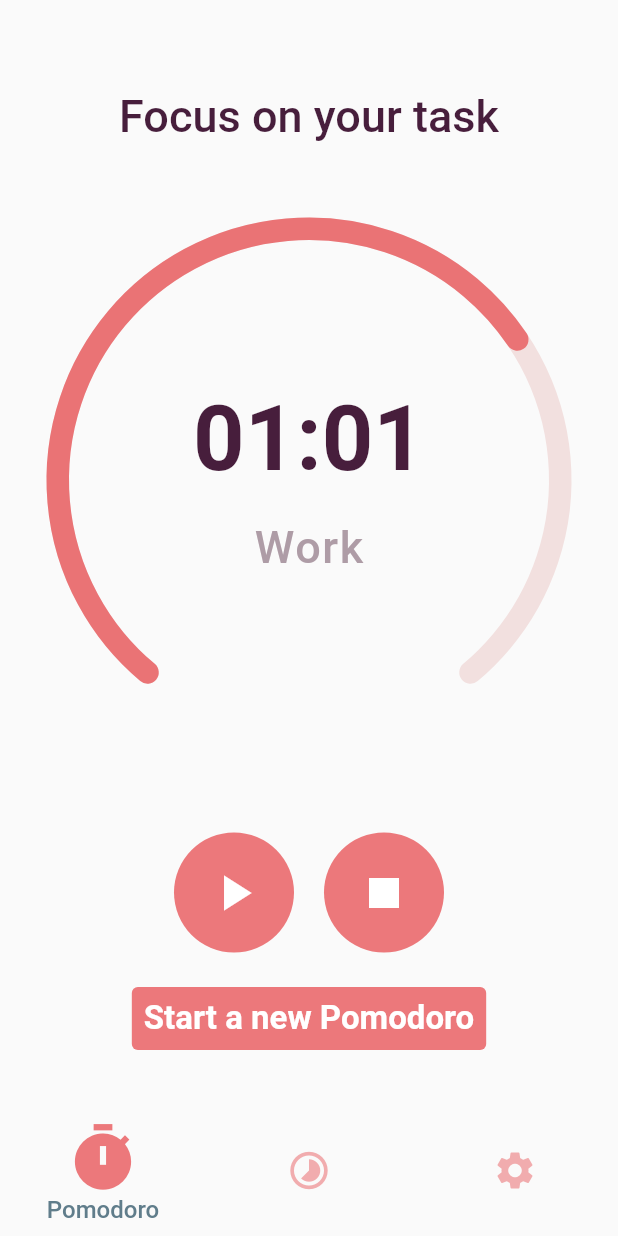
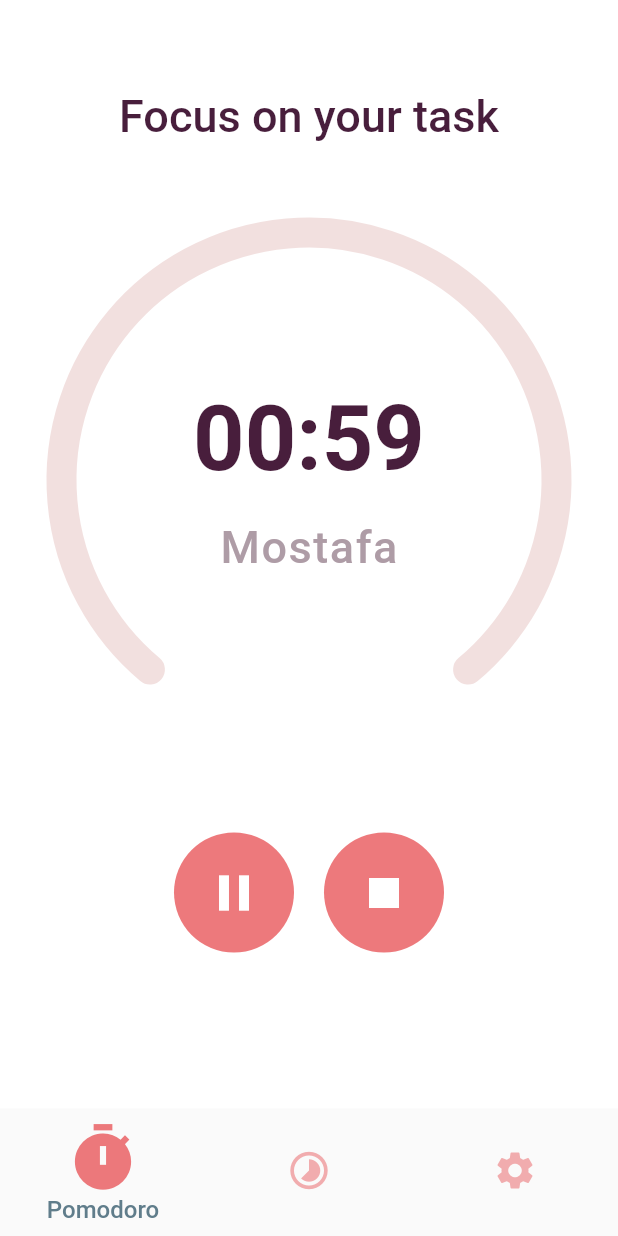
Before and after one commit to devilWithin/pomodoro_app, a Flutter app: the screen it shows after launch, after a tap on the "play arrow" icon, on a phone screen of 412 x 824 dp. Run offline on Flutter 3.47's test engine with Material 2 defaults, Android fonts, the phone set to English and light mode, and no system bars; drawn by our look-alikes of percent_indicator; our stand-ins replace bloc, flutter_bloc, hive, hive_flutter; accounts and stored records are empty; generated files the repository leaves out were written again.

```diff
--- a/lib/cubit/cubit.dart
+++ b/lib/cubit/cubit.dart
@@ -20,11 +20,23 @@ class PomodoroCubit extends Cubit<PomodoroStates> {
   bool pomodoroOff = true;
   int seconds = 00;
   int minutes = 1;
-  Timer? _timer;
+  Timer? timer;
+  double percent = 0.0;
+
+  ///make it in a separate cubit
+  void percentProgressIndicator() {
+    timer = Timer.periodic(Duration(seconds: 15), (timer) {
+      percent += 15;
+      if(percent >= 100) {
+        timer.cancel();
+        emit(TimerStopped());
+        print("Pomodoro Complete");
+      }
+    });
+  }
 
   void changeIndex(int index) {
     currentIndex = index;
-    print(currentIndex);
       emit(ChangeBottomNavBarState());
   }
 
@@ -33,6 +45,14 @@ class PomodoroCubit extends Cubit<PomodoroStates> {
     PomodoroHistory(),
     SettingsScreen(),
   ][currentIndex];
+
+void addPomodoro(String name) {
+    Pomodoro pomodoro = Pomodoro()
+      ..date = DateTime.now()
+      ..name = name;
+    final box = Boxes.getPomodoros();
+    box.add(pomodoro);
+  }
 
   void pauseOrPlay() {
     if (pomodoroOff == false) {
@@ -44,29 +64,26 @@ class PomodoroCubit extends Cubit<PomodoroStates> {
     }
   }
 
-  void addPomodoro(String name) {
-    Pomodoro pomodoro = Pomodoro()
-      ..date = DateTime.now()
-      ..name = name;
-    final box = Boxes.getPomodoros();
-    box.add(pomodoro);
-    print(pomodoro.name);
-  }
-
   void stopTimer() {
-    if (_timer != null) {
-      _timer!.cancel();
+    if(state is TimerReset) {
+      return null;
+    } else {
+      emit(TimerReset());
+      percent = 0.0;
+      pomodoroOff = true;
+      timer!.cancel();
+      timer = null;
       seconds = 0;
       minutes = 25;
+      print('Timer reset');
     }
   }
 
-  void toggleTimer() {
-    if (_timer != null) {
-      _timer!.cancel();
-      _timer = null;
-    } else {
-      _timer = Timer.periodic(Duration(seconds: 1), (timer) {
+  void startTimer() {
+    print('Timer Started');
+    timer = Timer.periodic(Duration(seconds: 1), (timer) {
+      emit(TimerStarted());
+      print('Timer is working');
       if (seconds > 0) {
         seconds--;
       } else {
@@ -74,11 +91,24 @@ class PomodoroCubit extends Cubit<PomodoroStates> {
           seconds = 59;
           minutes--;
         } else {
-              _timer!.cancel();
+          timer.cancel();
+          emit(TimerStopped());
           print("Timer Complete");
         }
       }
     });
   }
+
+  void toggleTimer() {
+    if (timer != null) {
+      timer!.cancel();
+      timer = null;
+      emit(PomodoroIsPaused());
+      print('Timer paused');
+    } else if(timer == null) {
+      startTimer();
+      emit(PomodoroIsPlayed());
+      print('Timer started');
     }
   }
+}
--- a/lib/cubit/states.dart
+++ b/lib/cubit/states.dart
@@ -3,3 +3,13 @@ abstract class PomodoroStates {}
 class PomodoroInitialState extends PomodoroStates {}
 
 class ChangeBottomNavBarState extends PomodoroStates {}
+
+class TimerStarted extends PomodoroStates {}
+
+class TimerStopped extends PomodoroStates {}
+
+class PomodoroIsPaused extends PomodoroStates {}
+
+class PomodoroIsPlayed extends PomodoroStates {}
+
+class TimerReset extends PomodoroStates {}
--- a/lib/screens/home_layout.dart
+++ b/lib/screens/home_layout.dart
@@ -12,6 +12,7 @@ class HomeLayout extends StatelessWidget {
       listener: (context, state) {},
       builder: (context, state) {
         return Scaffold(
+          backgroundColor: Colors.white,
           bottomNavigationBar: BottomNavigationBar(
             type: BottomNavigationBarType.fixed,
             iconSize: 30,
@@ -51,7 +52,11 @@ class HomeLayout extends StatelessWidget {
               ),
             ],
           ),
-          body: PomodoroCubit.get(context).screens(),
+          body: Builder(
+            builder: (BuildContext context) {
+              return PomodoroCubit.get(context).screens();
+            },
+          ),
         );
       },
     );
--- a/lib/screens/pomodoro_history.dart
+++ b/lib/screens/pomodoro_history.dart
@@ -17,8 +17,10 @@ class _PomodoroHistoryState extends State<PomodoroHistory> {
       body: ValueListenableBuilder<Box<Pomodoro>>(
         valueListenable: Boxes.getPomodoros().listenable(),
         builder: (context, box, _) {
+
           final pomodoros = box.values.toList().cast<Pomodoro>();
           print(pomodoros);
+
           return Container(
             height: double.infinity,
             width: double.infinity,
--- a/lib/screens/pomodoro_screen.dart
+++ b/lib/screens/pomodoro_screen.dart
@@ -8,16 +8,16 @@ import 'package:pomodoro_app/cubit/states.dart';
 import 'package:pomodoro_app/shared/constants.dart';
 
 class PomodoroScreen extends StatelessWidget {
+  final nameController = TextEditingController();
+  final formKey = GlobalKey<FormState>();
+  final time = NumberFormat("00");
 
-  var nameController = TextEditingController();
-  var formKey = GlobalKey<FormState>();
-  var time = NumberFormat("00");
 
   @override
   Widget build(BuildContext context) {
     return BlocConsumer<PomodoroCubit, PomodoroStates>(
       listener: (context, state) {},
-      builder: (context, index) {
+      builder: (context, state) {
         return SingleChildScrollView(
           child: SafeArea(
             child: Form(
@@ -32,15 +32,15 @@ class PomodoroScreen extends StatelessWidget {
                       'Focus on your task',
                       style: TextStyle(
                         fontSize: 30,
-                          color: Color.fromRGBO(52, 6, 39, 0.9),
+                        color: kHeavyPurpleColor,
                         fontWeight: FontWeight.w500,
                       ),
                     ),
                     SizedBox(height: 50),
                     CircularPercentIndicator(
+                      percent: PomodoroCubit.get(context).percent / 100,
                       radius: 350.0,
-                        lineWidth: 15.0,
-                        percent: 0.7,
+                      lineWidth: 20.0,
                       progressColor: kHeavyPinkColor,
                       arcType: ArcType.FULL,
                       arcBackgroundColor: kLightPinkColor,
@@ -54,7 +54,7 @@ class PomodoroScreen extends StatelessWidget {
                             mainAxisAlignment: MainAxisAlignment.center,
                             children: [
                               Text(
-                                  "${time.format(PomodoroCubit.get(context).minutes)}:${time.format(PomodoroCubit.get(context).minutes)}",
+                                "${time.format(PomodoroCubit.get(context).minutes)}:${time.format(PomodoroCubit.get(context).seconds)}",
                                 style: TextStyle(
                                   fontWeight: FontWeight.w700,
                                   fontSize: 60,
@@ -65,7 +65,7 @@ class PomodoroScreen extends StatelessWidget {
                           ),
                           SizedBox(height: 20),
                           Text(
-                              'Work',
+                            'Mostafa',
                             style: TextStyle(
                               fontSize: 30,
                               color: kPomodoroColor,
@@ -120,118 +120,119 @@ class PomodoroScreen extends StatelessWidget {
                       ],
                     ),
                     const SizedBox(height: 20),
-                      TextButton(
-                        onPressed: () {
-                          showDialog(
-                              barrierDismissible: false,
-                              context: context,
-                              builder: (context) {
-                                return Container(
-                                  height: 400,
-                                  child: AlertDialog(
-                                    elevation: 0.5,
-                                    backgroundColor: Colors.white,
-                                    title: Text(
-                                      'Add Pomodoro',
-                                      style: TextStyle(
-                                        color: kHeavyPinkColor,
-                                        fontWeight: FontWeight.bold,
-                                      ),
-                                    ),
-                                    content: Container(
-                                      height: 200,
-                                      child: Column(
-                                        children: [
-                                          TextFormField(
-                                            decoration: InputDecoration(
-                                              focusedBorder: OutlineInputBorder(
-                                                borderSide: BorderSide(
-                                                  color: kHeavyPinkColor,
-                                                ),
-                                              ),
-                                              enabledBorder: OutlineInputBorder(
-                                                borderSide: BorderSide(
-                                                  color: kHeavyPinkColor,
-                                                ),
-                                              ),
-                                              labelText: 'Name',
-                                              labelStyle: TextStyle(
-                                                color: kHeavyPinkColor,
-                                                fontWeight: FontWeight.bold,
-                                              ),
-                                            ),
-                                            controller: nameController,
-                                            keyboardType: TextInputType.name,
-                                            validator: (value) {
-                                              if (value!.isEmpty) {
-                                                return 'Please Enter the name of the Pomodoro';
-                                              }
-                                              return null;
-                                            },
-                                          ),
-                                          SizedBox(height: 20),
-                                        ],
-                                      ),
-                                    ),
-                                    actions: [
-                                      Row(
-                                        mainAxisAlignment:
-                                            MainAxisAlignment.spaceBetween,
-                                        children: [
-                                          TextButton(
-                                            onPressed: () {
-                                              Navigator.pop(context);
-                                              nameController.clear();
-                                            },
-                                            style: TextButton.styleFrom(
-                                              backgroundColor: Colors.white,
-                                            ),
-                                            child: Text(
-                                              'Cancel',
-                                              style: TextStyle(
-                                                color: kHeavyPinkColor,
-                                              ),
-                                            ),
-                                          ),
-                                          TextButton(
-                                            onPressed: () {
-                                              PomodoroCubit.get(context)
-                                                  .addPomodoro(
-                                                nameController.text,
-                                              );
-                                              PomodoroCubit.get(context).toggleTimer();
-                                              Navigator.pop(context);
-                                            },
-                                            style: TextButton.styleFrom(
-                                              backgroundColor: kHeavyPinkColor,
-                                            ),
-                                            child: Text(
-                                              'Add',
-                                              style: TextStyle(
-                                                color: Colors.white,
-                                              ),
-                                            ),
-                                          ),
-                                        ],
-                                      ),
-                                    ],
-                                  ),
-                                );
-                              });
-                        },
-                        child: Text(
-                          'Start a new Pomodoro',
-                          style: TextStyle(
-                            color: Colors.white,
-                            fontSize: 22,
-                            fontWeight: FontWeight.bold,
-                          ),
-                        ),
-                        style: TextButton.styleFrom(
-                          backgroundColor: kHeavyPinkColor,
-                          elevation: 0.0,
-                        ),
-                      ),
+                    // TextButton(
+                    //   onPressed: () {
+                    //     showDialog(
+                    //         barrierDismissible: false,
+                    //         context: context,
+                    //         builder: (context) {
+                    //           return Container(
+                    //             height: 400,
+                    //             child: AlertDialog(
+                    //               elevation: 0.5,
+                    //               backgroundColor: Colors.white,
+                    //               title: Text(
+                    //                 'Add Pomodoro',
+                    //                 style: TextStyle(
+                    //                   color: kHeavyPinkColor,
+                    //                   fontWeight: FontWeight.bold,
+                    //                 ),
+                    //               ),
+                    //               content: Container(
+                    //                 height: 200,
+                    //                 child: Column(
+                    //                   children: [
+                    //                     TextFormField(
+                    //                       decoration: InputDecoration(
+                    //                         focusedBorder: OutlineInputBorder(
+                    //                           borderSide: BorderSide(
+                    //                             color: kHeavyPinkColor,
+                    //                           ),
+                    //                         ),
+                    //                         enabledBorder: OutlineInputBorder(
+                    //                           borderSide: BorderSide(
+                    //                             color: kHeavyPinkColor,
+                    //                           ),
+                    //                         ),
+                    //                         labelText: 'Name',
+                    //                         labelStyle: TextStyle(
+                    //                           color: kHeavyPinkColor,
+                    //                           fontWeight: FontWeight.bold,
+                    //                         ),
+                    //                       ),
+                    //                       controller: nameController,
+                    //                       keyboardType: TextInputType.name,
+                    //                       validator: (value) {
+                    //                         if (value!.isEmpty) {
+                    //                           return 'Please Enter the name of the Pomodoro';
+                    //                         }
+                    //                         return null;
+                    //                       },
+                    //                     ),
+                    //                     SizedBox(height: 20),
+                    //                   ],
+                    //                 ),
+                    //               ),
+                    //               actions: [
+                    //                 Row(
+                    //                   mainAxisAlignment:
+                    //                       MainAxisAlignment.spaceBetween,
+                    //                   children: [
+                    //                     TextButton(
+                    //                       onPressed: () {
+                    //                         Navigator.pop(context);
+                    //                         nameController.clear();
+                    //                       },
+                    //                       style: TextButton.styleFrom(
+                    //                         backgroundColor: Colors.white,
+                    //                       ),
+                    //                       child: Text(
+                    //                         'Cancel',
+                    //                         style: TextStyle(
+                    //                           color: kHeavyPinkColor,
+                    //                         ),
+                    //                       ),
+                    //                     ),
+                    //                     TextButton(
+                    //                       onPressed: () {
+                    //                         PomodoroCubit.get(context)
+                    //                             .startTimer();
+                    //                         PomodoroCubit.get(context)
+                    //                             .addPomodoro(
+                    //                           nameController.text,
+                    //                         );
+                    //                         Navigator.pop(context);
+                    //                       },
+                    //                       style: TextButton.styleFrom(
+                    //                         backgroundColor: kHeavyPinkColor,
+                    //                       ),
+                    //                       child: Text(
+                    //                         'Add',
+                    //                         style: TextStyle(
+                    //                           color: Colors.white,
+                    //                         ),
+                    //                       ),
+                    //                     ),
+                    //                   ],
+                    //                 ),
+                    //               ],
+                    //             ),
+                    //           );
+                    //         });
+                    //   },
+                    //   child: Text(
+                    //     'Start a new Pomodoro',
+                    //     style: TextStyle(
+                    //       color: Colors.white,
+                    //       fontSize: 22,
+                    //       fontWeight: FontWeight.bold,
+                    //     ),
+                    //   ),
+                    //   style: TextButton.styleFrom(
+                    //     backgroundColor: kHeavyPinkColor,
+                    //     elevation: 0.0,
+                    //   ),
+                    // ),
                   ],
                 ),
               ),
```
Also changed, not shown: lib/cubit/bloc_observer.dart (added, +27 -0 lines). Lines whose indentation alone changed are shown as unchanged.
